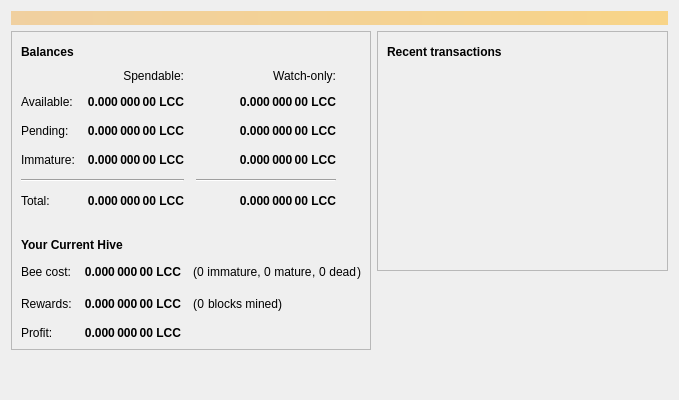
Qt form src/qt/forms/overviewpage.ui (MerlinMagic2018/Lightning-Cash) before a commit.
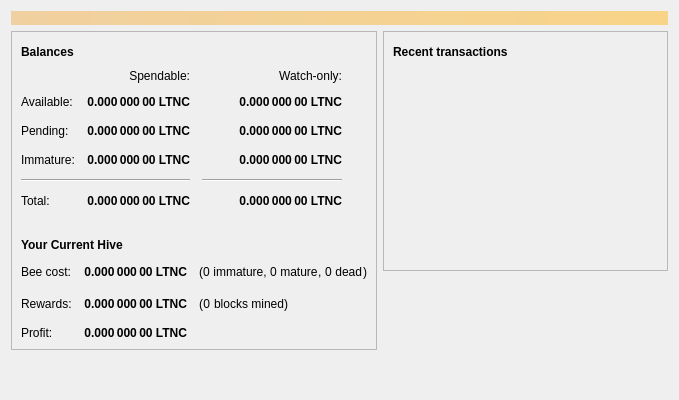
The same form after that commit. Icons and pictures are not drawn.

Patch:
```diff
--- a/src/qt/forms/overviewpage.ui
+++ b/src/qt/forms/overviewpage.ui
@@ -134,7 +134,7 @@
                <string>Unconfirmed transactions to watch-only addresses</string>
               </property>
               <property name="text">
-               <string notr="true">0.000 000 00 LCC</string>
+               <string notr="true">0.000 000 00 LTNC</string>
               </property>
               <property name="alignment">
                <set>Qt::AlignRight|Qt::AlignTrailing|Qt::AlignVCenter</set>
@@ -159,7 +159,7 @@
                <string>Total of transactions that have yet to be confirmed, and do not yet count toward the spendable balance</string>
               </property>
               <property name="text">
-               <string notr="true">0.000 000 00 LCC</string>
+               <string notr="true">0.000 000 00 LTNC</string>
               </property>
               <property name="alignment">
                <set>Qt::AlignRight|Qt::AlignTrailing|Qt::AlignVCenter</set>
@@ -184,7 +184,7 @@
                <string>Mined balance in watch-only addresses that has not yet matured</string>
               </property>
               <property name="text">
-               <string notr="true">0.000 000 00 LCC</string>
+               <string notr="true">0.000 000 00 LTNC</string>
               </property>
               <property name="alignment">
                <set>Qt::AlignRight|Qt::AlignTrailing|Qt::AlignVCenter</set>
@@ -242,7 +242,7 @@
                <string>Mined balance that has not yet matured</string>
               </property>
               <property name="text">
-               <string notr="true">0.000 000 00 LCC</string>
+               <string notr="true">0.000 000 00 LTNC</string>
               </property>
               <property name="alignment">
                <set>Qt::AlignRight|Qt::AlignTrailing|Qt::AlignVCenter</set>
@@ -287,7 +287,7 @@
                <string>Your current total balance</string>
               </property>
               <property name="text">
-               <string notr="true">0.000 000 00 LCC</string>
+               <string notr="true">0.000 000 00 LTNC</string>
               </property>
               <property name="alignment">
                <set>Qt::AlignRight|Qt::AlignTrailing|Qt::AlignVCenter</set>
@@ -312,7 +312,7 @@
                <string>Current total balance in watch-only addresses</string>
               </property>
               <property name="text">
-               <string notr="true">0.000 000 00 LCC</string>
+               <string notr="true">0.000 000 00 LTNC</string>
               </property>
               <property name="alignment">
                <set>Qt::AlignRight|Qt::AlignTrailing|Qt::AlignVCenter</set>
@@ -354,7 +354,7 @@
                <string>Your current spendable balance</string>
               </property>
               <property name="text">
-               <string notr="true">0.000 000 00 LCC</string>
+               <string notr="true">0.000 000 00 LTNC</string>
               </property>
               <property name="alignment">
                <set>Qt::AlignRight|Qt::AlignTrailing|Qt::AlignVCenter</set>
@@ -379,7 +379,7 @@
                <string>Your current balance in watch-only addresses</string>
               </property>
               <property name="text">
-               <string notr="true">0.000 000 00 LCC</string>
+               <string notr="true">0.000 000 00 LTNC</string>
               </property>
               <property name="alignment">
                <set>Qt::AlignRight|Qt::AlignTrailing|Qt::AlignVCenter</set>
@@ -514,7 +514,7 @@
                </font>
               </property>
               <property name="text">
-               <string>0.000 000 00 LCC</string>
+               <string>0.000 000 00 LTNC</string>
               </property>
               <property name="alignment">
                <set>Qt::AlignRight|Qt::AlignTrailing|Qt::AlignVCenter</set>
@@ -530,7 +530,7 @@
                </font>
               </property>
               <property name="text">
-               <string>0.000 000 00 LCC</string>
+               <string>0.000 000 00 LTNC</string>
               </property>
               <property name="alignment">
                <set>Qt::AlignRight|Qt::AlignTrailing|Qt::AlignVCenter</set>
@@ -546,7 +546,7 @@
                </font>
               </property>
               <property name="text">
-               <string>0.000 000 00 LCC</string>
+               <string>0.000 000 00 LTNC</string>
               </property>
               <property name="alignment">
                <set>Qt::AlignRight|Qt::AlignTrailing|Qt::AlignVCenter</set>
```
